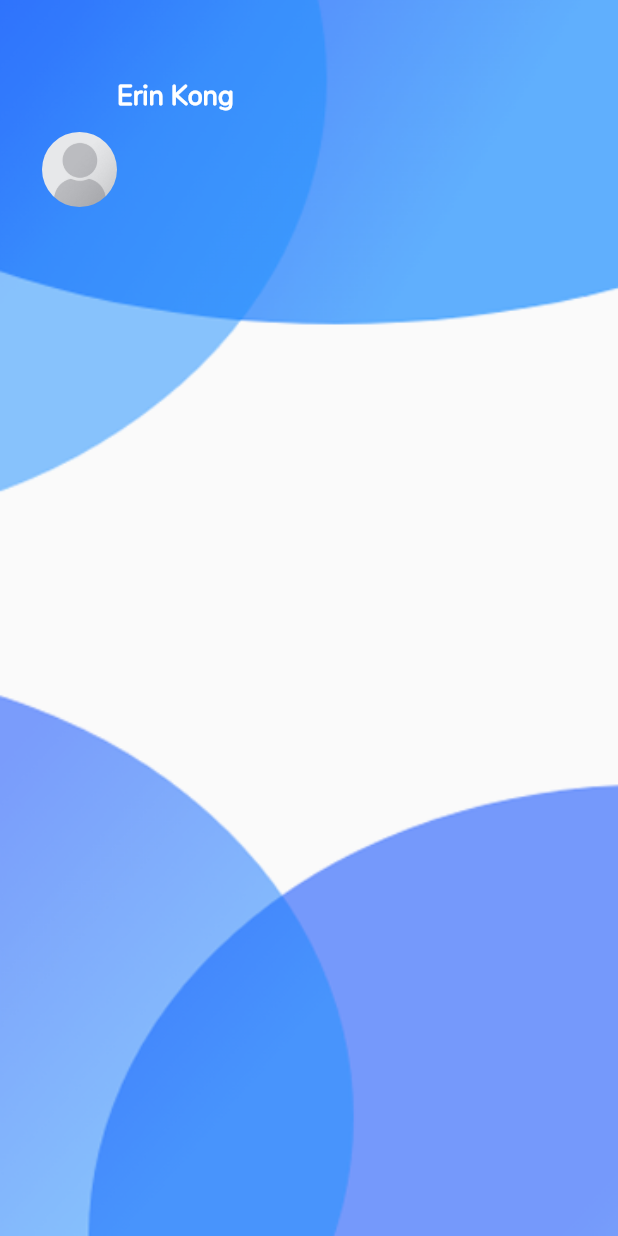
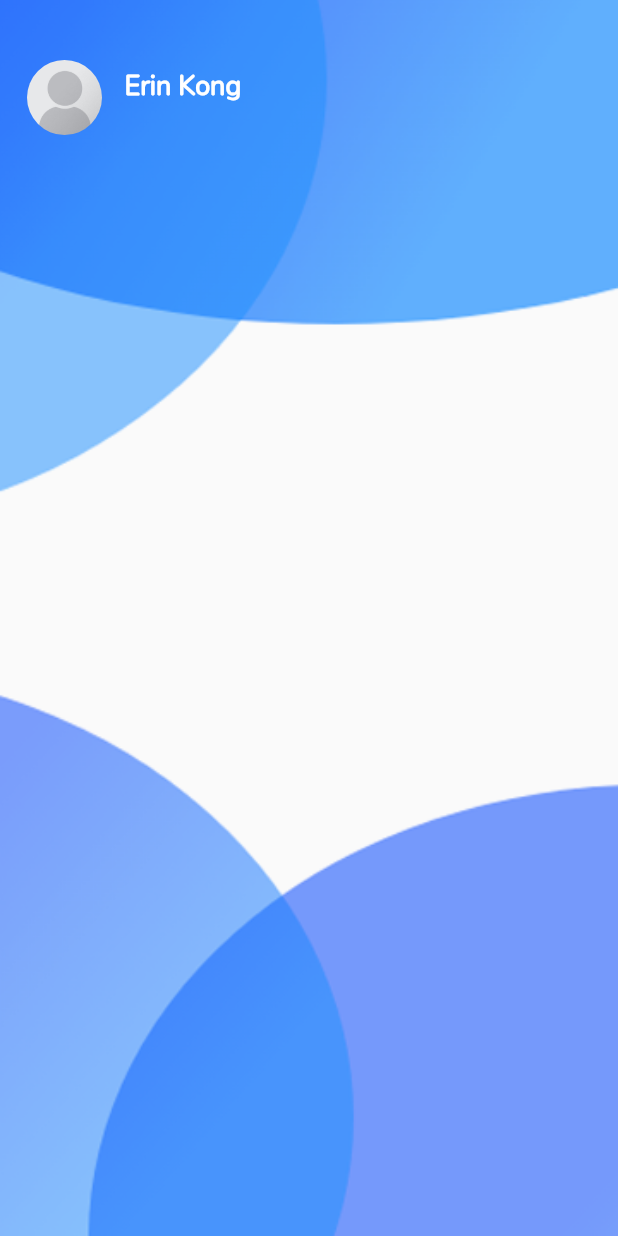
Before and after one commit to Erinziyi/Peopleaps_flutter, a Flutter app: the DashboardPage screen opened by its route, on a phone screen of 412 x 824 dp. Run offline on Flutter 3.47's test engine with Material 2 defaults, Android fonts, the phone set to English and light mode, and no system bars.

Commit message:
Update Dashboard

```diff
--- a/lib/dashboard_page.dart
+++ b/lib/dashboard_page.dart
@@ -2,6 +2,8 @@ import 'package:flutter/material.dart';
 
 class DashboardPage extends StatelessWidget {
   static String tag = 'dashboard-page';
+
+
 
   @override
   Widget build(BuildContext context) {
@@ -10,6 +12,8 @@ class DashboardPage extends StatelessWidget {
       body: new Stack(
 
         children: <Widget>[
+
+
           new Container(
             constraints: new BoxConstraints.expand(
 
@@ -21,10 +25,10 @@ class DashboardPage extends StatelessWidget {
             ),
 
             child: new Row(
-              mainAxisAlignment: MainAxisAlignment.start,
+              crossAxisAlignment: CrossAxisAlignment.start,
               children: <Widget>[
                 new Container(
-                  margin: const EdgeInsets.only( top: 12.0,bottom:650.0, left: 10.0,),
+                  margin: const EdgeInsets.only( right: 15.0),
                   width: 50.0,
                   height:50.0,
                   decoration: new BoxDecoration(
@@ -41,8 +45,9 @@ class DashboardPage extends StatelessWidget {
                         new Row(
                           children: <Widget>[
                             new Expanded(
-                              child: Container(
-                                margin: const EdgeInsets.only(top: 12.0,bottom: 10.0),
+                                child: new Container(
+                                  margin: const EdgeInsets.only(
+                                    top: 5.0, bottom:10.0),
                                     child: new Text('Erin Kong',
                                       style: new TextStyle(
                                         fontSize: 18.0,
@@ -50,23 +55,36 @@ class DashboardPage extends StatelessWidget {
                                         fontWeight: FontWeight.bold,
                                       ),
                                     ),
+                                ),
+                            ),
+
+                            new Container(
+                              margin: const EdgeInsets.only(right: 10.0),
+
                             )
-                          )
+
+
+
                           ],
+
+
                         )
                       ],
                     ),
-                )
+                ),
+
+
+
+
+
+              ],
+            ),
 
 
 
 
 
 
-              ],
-
-
-            ),
 
 
 
```
Lines whose indentation alone changed are shown as unchanged.
